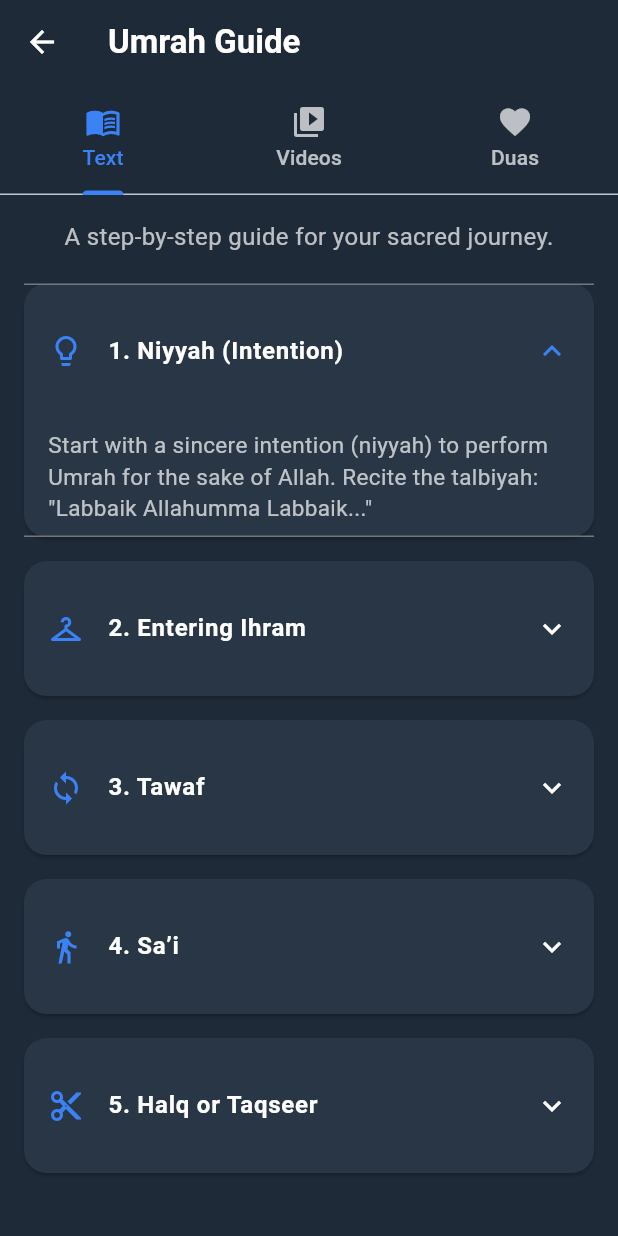
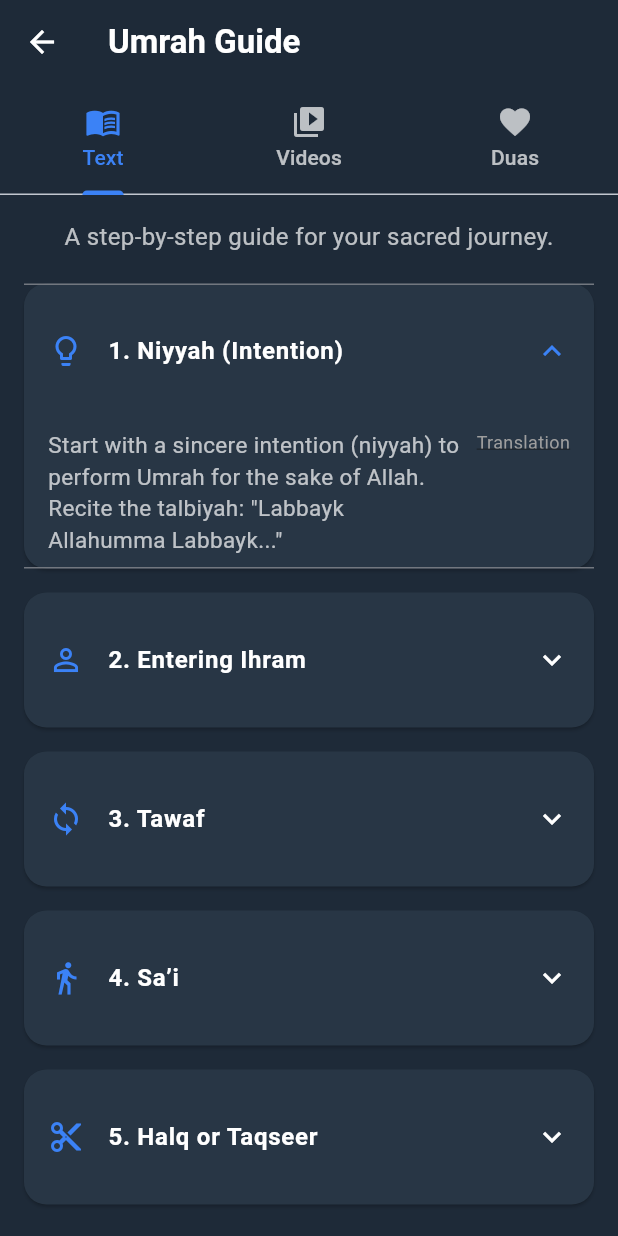
Before and after one commit to aminahnabeel/UmrahApp, a Flutter app: the UmrahGuideScreen screen opened by its route, after a tap on "1. Niyyah (Intention)", on a phone screen of 412 x 824 dp. Run offline on Flutter 3.47's test engine with Material 3 defaults, Android fonts, the phone set to English and light mode, and no system bars; our stand-ins replace cloud_firestore, firebase_auth, firebase_core, firebase_storage, geocoding, geolocator and 8 more; accounts and stored records are empty.

Commit message:
Add translation assets and fix translation toggle UI

```diff
--- /dev/null
+++ b/assets/en.json
@@ -0,0 +1,16 @@
+{
+  "step1_title": "1. Niyyah (Intention)",
+  "step1_desc": "Start with a sincere intention (niyyah) to perform Umrah for the sake of Allah. Recite the talbiyah: \"Labbayk Allahumma Labbayk...\"",
+
+  "step2_title": "2. Entering Ihram",
+  "step2_desc": "Put on the state of Ihram from the designated Miqat. Men wear two unstitched white sheets. Women wear their regular modest clothes. Perform two raka’ah of nafl salah.",
+
+  "step3_title": "3. Tawaf",
+  "step3_desc": "Perform Tawaf around the Kaaba seven times, starting from the Black Stone. Recite duas and remember Allah. After Tawaf, pray two raka’ah at Maqam Ibrahim.",
+
+  "step4_title": "4. Sa’i",
+  "step4_desc": "Perform Sa’i by walking/jogging seven times between Safa and Marwah. Start at Safa and end at Marwah. Remember the struggle of Hajra (AS).",
+
+  "step5_title": "5. Halq or Taqseer",
+  "step5_desc": "Conclude your Umrah by trimming or shaving your hair. Men can shave their heads (Halq) or trim it (Taqseer). Women must trim a small portion of their hair."
+}
--- /dev/null
+++ b/assets/ur.json
@@ -0,0 +1,16 @@
+{
+  "step1_title": "١۔ نیت",
+  "step1_desc": "عمرہ کی نیت خالصتاً اللہ کے لیے کریں۔ تلبیہ پڑھیں: \"لبیک اللہم لبیک...\"",
+
+  "step2_title": "٢۔ احرام باندھنا",
+  "step2_desc": "میقات سے احرام باندھیں۔ مرد دو بغیر سلے سفید کپڑے پہنیں۔ خواتین اپنے معمول کے باحجاب لباس میں رہیں۔ دو رکعت نفل نماز ادا کریں۔",
+
+  "step3_title": "٣۔ طواف",
+  "step3_desc": "خانہ کعبہ کے گرد سات چکر لگائیں، حجر اسود سے آغاز کریں۔ دعائیں کریں اور اللہ کو یاد کریں۔ طواف کے بعد مقام ابراہیم پر دو رکعت نماز ادا کریں۔",
+
+  "step4_title": "٤۔ سعی",
+  "step4_desc": "صفا اور مروہ کے درمیان سات چکر لگائیں۔ صفا سے شروع کریں اور مروہ پر ختم کریں۔ حضرت ہاجرہؑ کی جدوجہد کو یاد کریں۔",
+
+  "step5_title": "٥۔ حلق یا تقصیر",
+  "step5_desc": "عمرہ مکمل کرنے کے لیے بال منڈوائیں یا کٹوائیں۔ مرد سر منڈوا سکتے ہیں (حلق) یا بال کٹوا سکتے ہیں (تقصیر)۔ خواتین اپنے بالوں کا تھوڑا حصہ کاٹیں۔"
+}
--- a/lib/screens/User/UserFeatures/UmrahGuide/text_guide.dart
+++ b/lib/screens/User/UserFeatures/UmrahGuide/text_guide.dart
@@ -1,16 +1,51 @@
+import 'dart:convert';
 import 'package:flutter/material.dart';
-import 'package:smart_umrah_app/DataLayer/User/userUmrahGuide/umrah_guide.dart';
+import 'package:flutter/services.dart';
 
-class TextGuideTab extends StatelessWidget {
-  const TextGuideTab();
+class TextGuideTab extends StatefulWidget {
+  const TextGuideTab({super.key});
 
+  @override
+  State<TextGuideTab> createState() => _TextGuideTabState();
+}
+
+class _TextGuideTabState extends State<TextGuideTab> {
   static const Color cardBackgroundColor = Color(0xFF283645);
   static const Color textColorPrimary = Colors.white;
   static const Color textColorSecondary = Colors.white70;
   static const Color accentColor = Color(0xFF3B82F6);
 
+  // Track translation state for each step
+  List<bool> _isUrduList = List.generate(5, (_) => false);
+
+  Map<String, dynamic> enData = {};
+  Map<String, dynamic> urData = {};
+
+  @override
+  void initState() {
+    super.initState();
+    loadJson();
+  }
+
+  Future<void> loadJson() async {
+    final en = await rootBundle.loadString('assets/en.json');
+    final ur = await rootBundle.loadString('assets/ur.json');
+
+    setState(() {
+      enData = json.decode(en);
+      urData = json.decode(ur);
+    });
+  }
+
+  Map<String, dynamic> getCurrentData(int index) =>
+      _isUrduList[index] ? urData : enData;
+
   @override
   Widget build(BuildContext context) {
+    if (enData.isEmpty || urData.isEmpty) {
+      return const Center(child: CircularProgressIndicator());
+    }
+
     return SingleChildScrollView(
       padding: const EdgeInsets.all(16.0),
       child: Column(
@@ -21,8 +56,13 @@ class TextGuideTab extends StatelessWidget {
             textAlign: TextAlign.center,
           ),
           const SizedBox(height: 20),
-          ...umrahSteps.map(
-            (step) => Card(
+
+          /// 🔁 Generate 5 steps dynamically
+          ...List.generate(5, (index) {
+            final i = index + 1;
+            final isUrdu = _isUrduList[index];
+            final data = getCurrentData(index);
+            return Card(
               color: cardBackgroundColor,
               shape: RoundedRectangleBorder(
                 borderRadius: BorderRadius.circular(15),
@@ -30,36 +70,84 @@ class TextGuideTab extends StatelessWidget {
               margin: const EdgeInsets.only(bottom: 16.0),
               child: ExpansionTile(
                 tilePadding: const EdgeInsets.all(16.0),
+
                 title: Text(
-                  step['title'],
+                  data['step${i}_title'] ?? '',
                   style: const TextStyle(
                     color: textColorPrimary,
                     fontWeight: FontWeight.bold,
                   ),
+                  textDirection: isUrdu ? TextDirection.rtl : TextDirection.ltr,
                 ),
-                leading: Icon(step['icon'], color: accentColor),
+
+                leading: Icon(_getIcon(i), color: accentColor),
                 collapsedIconColor: textColorPrimary,
                 iconColor: accentColor,
-                children: <Widget>[
+
+                children: [
                   Padding(
                     padding: const EdgeInsets.symmetric(
                       horizontal: 16.0,
                       vertical: 8.0,
                     ),
+                    child: Row(
+                      crossAxisAlignment: CrossAxisAlignment.start,
+                      children: [
+                        Expanded(
                           child: Text(
-                      step['content'],
+                            data['step${i}_desc'] ?? '',
                             style: const TextStyle(
                               color: textColorSecondary,
                               fontSize: 15,
+                            ),
+                            textDirection: isUrdu
+                                ? TextDirection.rtl
+                                : TextDirection.ltr,
+                          ),
+                        ),
+                        const SizedBox(width: 8),
+                        GestureDetector(
+                          onTap: () {
+                            setState(() {
+                              _isUrduList[index] = !_isUrduList[index];
+                            });
+                          },
+                          child: Text(
+                            isUrdu ? "English" : "Translation",
+                            style: const TextStyle(
+                              fontSize: 12,
+                              color: Colors.grey,
+                              decoration: TextDecoration.underline,
                             ),
                           ),
                         ),
                       ],
                     ),
                   ),
+                ],
               ),
+            );
+          }),
         ],
       ),
     );
   }
+
+  /// Keep your icons logic here
+  IconData _getIcon(int step) {
+    switch (step) {
+      case 1:
+        return Icons.lightbulb_outline;
+      case 2:
+        return Icons.person_outline;
+      case 3:
+        return Icons.sync;
+      case 4:
+        return Icons.directions_walk;
+      case 5:
+        return Icons.content_cut;
+      default:
+        return Icons.circle;
     }
+  }
+}
--- a/lib/screens/User/UserFeatures/UmrahGuide/umrah_guide_screen.dart
+++ b/lib/screens/User/UserFeatures/UmrahGuide/umrah_guide_screen.dart
@@ -46,9 +46,7 @@ class UmrahGuideScreen extends StatelessWidget {
             ],
           ),
         ),
-        body: const TabBarView(
-          children: [TextGuideTab(), VideosTab(), DuasTab()],
-        ),
+        body: TabBarView(children: [TextGuideTab(), VideosTab(), DuasTab()]),
       ),
     );
   }
--- a/pubspec.yaml
+++ b/pubspec.yaml
@@ -104,6 +104,8 @@ flutter:
     - assets/umrah_app_logo.png
     - assets/emailverify.json
     - assets/loadinginfinity.json
+    - assets/en.json
+    - assets/ur.json
 
   # An image asset can refer to one or more resolution-specific "variants", see
   # https://flutter.dev/to/resolution-aware-images
```
Also changed, not shown: pubspec.lock. Lines whose indentation alone changed are shown as unchanged.
